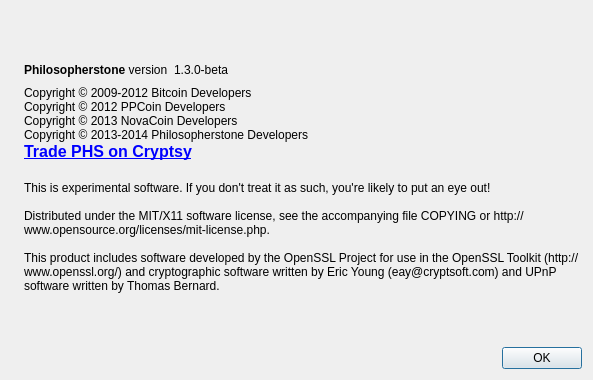
Before: the Qt Designer form src/qt/forms/aboutdialog.ui in philosopherstonecoin/philosopherstone, drawn with Qt 5.
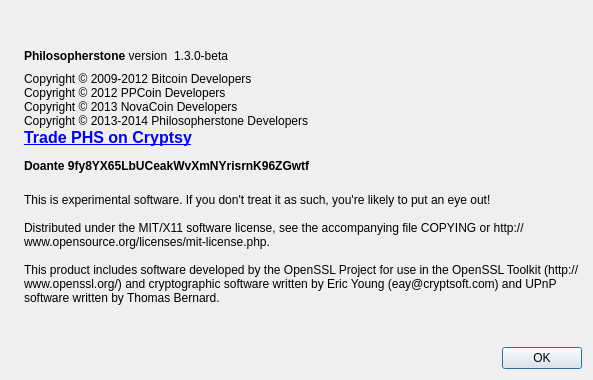
After: the same form once the commit is applied. Icons and pictures are not drawn.

Diff of the .ui file:
```diff
--- a/src/qt/forms/aboutdialog.ui
+++ b/src/qt/forms/aboutdialog.ui
@@ -91,7 +91,7 @@
         <cursorShape>IBeamCursor</cursorShape>
        </property>
        <property name="text">
-        <string>&lt;html&gt;&lt;head/&gt;&lt;body&gt;&lt;p&gt;Copyright © 2009-2012 Bitcoin Developers&lt;br/&gt;Copyright © 2012 PPCoin Developers&lt;br/&gt;Copyright © 2013 NovaCoin Developers &lt;br/&gt;Copyright © 2013-2014 Philosopherstone Developers &lt;a href=&quot;https://www.cryptsy.com/users/register?refid=8564&quot;&gt;&lt;span style=&quot; text-decoration: underline; color:#0000ff;&quot;&gt;&lt;br/&gt;&lt;/span&gt;&lt;/a&gt;&lt;a href=&quot;https://www.cryptsy.com/users/register?refid=8564&quot;&gt;&lt;span style=&quot; font-size:12pt; font-weight:600; text-decoration: underline; color:#0000ff;&quot;&gt;Trade PHS on Cryptsy&lt;/span&gt;&lt;/a&gt;&lt;/p&gt;&lt;/body&gt;&lt;/html&gt;</string>
+        <string>&lt;html&gt;&lt;head/&gt;&lt;body&gt;&lt;p&gt;Copyright © 2009-2012 Bitcoin Developers&lt;br/&gt;Copyright © 2012 PPCoin Developers&lt;br/&gt;Copyright © 2013 NovaCoin Developers &lt;br/&gt;Copyright © 2013-2014 Philosopherstone Developers &lt;a href=&quot;https://www.cryptsy.com/users/register?refid=8564&quot;&gt;&lt;span style=&quot; text-decoration: underline; color:#0000ff;&quot;&gt;&lt;br/&gt;&lt;/span&gt;&lt;/a&gt;&lt;a href=&quot;https://www.cryptsy.com/users/register?refid=8564&quot;&gt;&lt;span style=&quot; font-size:12pt; font-weight:600; text-decoration: underline; color:#0000ff;&quot;&gt;Trade PHS on Cryptsy&lt;/span&gt;&lt;/a&gt;&lt;/p&gt;&lt;p&gt;&lt;span style=&quot; font-weight:600;&quot;&gt;Doante 9fy8YX65LbUCeakWvXmNYrisrnK96ZGwtf&lt;/span&gt;&lt;/p&gt;&lt;/body&gt;&lt;/html&gt;</string>
        </property>
        <property name="textFormat">
         <enum>Qt::RichText</enum>
```
Left out of the diff: 3 changed lines with no effect on the pictures.
